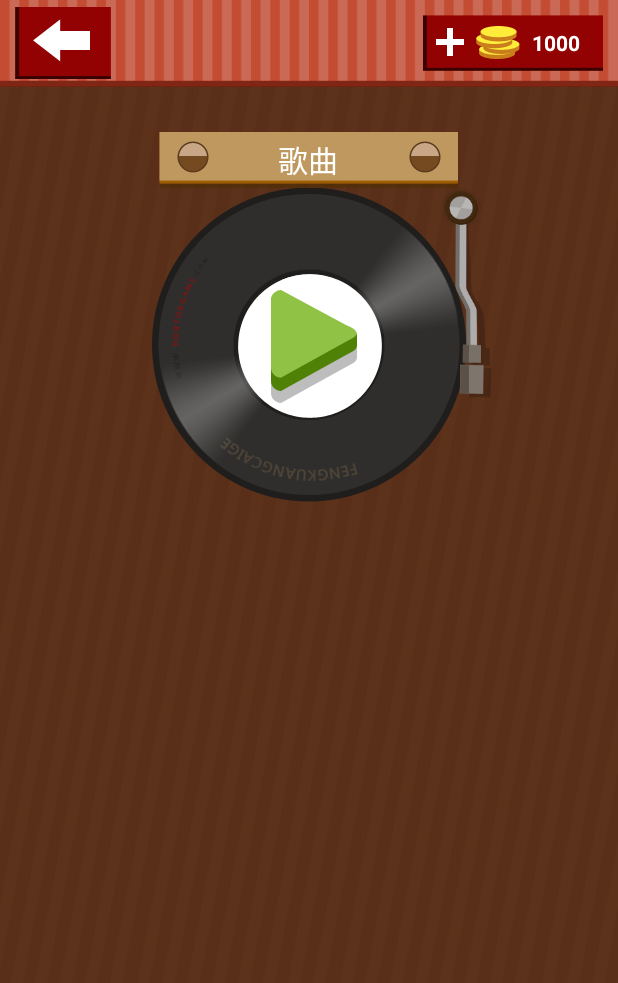
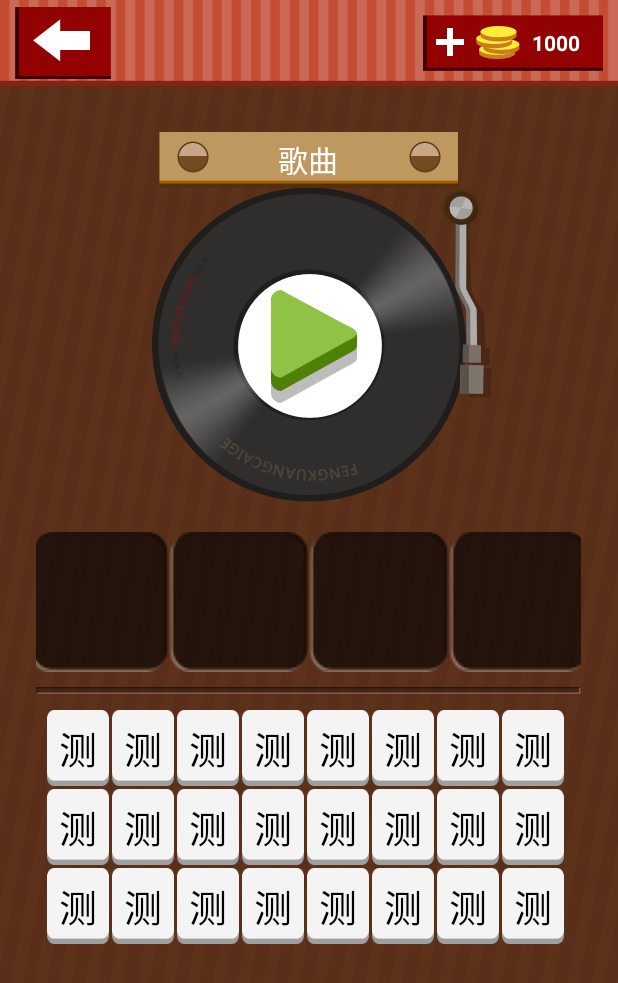
Before and after one commit to wukong696/GuessMusic, an Android app: the screen it shows after launch (MainActivity), on a phone screen of 412 x 824 dp. Shown: the top 983 px of the screen. Run offline under Robolectric (Android 15) with nearby library versions, the phone set to English and light mode, and no system bars.

Commit message:
增加待选文本框和已选文本框界面

```diff
--- a/app/src/main/java/com/example/yue/gm/MainActivity.java
+++ b/app/src/main/java/com/example/yue/gm/MainActivity.java
@@ -2,14 +2,22 @@ package com.example.yue.gm;
 
 import android.app.Activity;
 
+import android.graphics.Color;
 import android.os.Bundle;
 import android.view.View;
 import android.view.animation.Animation;
 import android.view.animation.AnimationUtils;
 import android.view.animation.LinearInterpolator;
+import android.widget.Button;
 import android.widget.ImageButton;
 import android.widget.ImageView;
-import android.widget.Toast;
+import android.widget.LinearLayout;
+
+import java.util.ArrayList;
+
+import model.WordButton;
+import myui.MyGridView;
+import util.Util;
 
 public class MainActivity extends Activity {
 
@@ -33,12 +41,31 @@ public class MainActivity extends Activity {
     private ImageView mViewPan;
     private ImageView mViewPanbar;
 
+    //文字框容器
+    private ArrayList<WordButton> mAllWords;
+
+    //已选框文字容器
+    private ArrayList<WordButton> mBtnSelectWords;
+
+    //待选文本框
+    private MyGridView mMygridView;
+
+    //已选文本框
+    private LinearLayout mViewWordsCantainer;
+
 
 
     @Override
     protected void onCreate(Bundle savedInstanceState) {
         super.onCreate(savedInstanceState);
         setContentView(R.layout.activity_main);
+
+        mBtnPlaystart = (ImageButton)findViewById(R.id.btn_play_start);
+        mViewPan = (ImageView)findViewById(R.id.pan_1);
+        mViewPanbar = (ImageView)findViewById(R.id.pin_1);
+        mMygridView = (MyGridView)findViewById(R.id.gridview);//待选文本框
+        mViewWordsCantainer = (LinearLayout)findViewById(R.id.word_select_container);//已选文本框
+
 
         //初始化唱片动画
         mPanAnim = AnimationUtils.loadAnimation(this,R.anim.rotate);
@@ -110,9 +137,7 @@ public class MainActivity extends Activity {
             }
         });
 
-        mBtnPlaystart = (ImageButton)findViewById(R.id.btn_play_start);
-        mViewPan = (ImageView)findViewById(R.id.pan_1);
-        mViewPanbar = (ImageView)findViewById(R.id.pin_1);
+
 
         mBtnPlaystart.setOnClickListener(new View.OnClickListener() {
             //设置播放按钮点击事件
@@ -121,6 +146,15 @@ public class MainActivity extends Activity {
                 hangdlePlayButton();
             }
         });
+
+        //获取更新文本框数据
+        initCurrentStageData();
+    }
+
+    @Override
+    protected void onPause() {
+        mViewPan.clearColorFilter();
+        super.onPause();
     }
 
     //播放动画总方法
@@ -134,4 +168,58 @@ public class MainActivity extends Activity {
         }
 
     }
+
+    private void initCurrentStageData(){
+
+        //初始化已选文字
+        mBtnSelectWords = initWordSelect();
+
+        //创建控件，并且设置宽高
+        LinearLayout.LayoutParams params = new LinearLayout.LayoutParams(140,140);
+
+        for (int i = 0;i <mBtnSelectWords.size();i++){
+            mViewWordsCantainer.addView(mBtnSelectWords.get(i).mViewButton,params);//创建Button控件
+        }
+
+
+        //获取数据
+        mAllWords = initAllword();
+        //更新数据-MyGridView
+        mMygridView.updateData(mAllWords);
+    }
+
+
+    //初始化待选文字框
+    private ArrayList<WordButton> initAllword(){
+        ArrayList<WordButton> data = new ArrayList<WordButton>();
+
+        //获取所有待选文字
+        //相应方法
+        for (int i = 0; i < MyGridView.COUNTS_WORD ; i++){
+            WordButton button = new WordButton();
+            button.mWordString = "测";
+            data.add(button);
+        }
+            return data;
+    }
+
+    //初始化已选文字框
+    private ArrayList<WordButton> initWordSelect(){
+        ArrayList<WordButton> data = new ArrayList<WordButton>();
+
+        for (int i = 0; i < 4;i ++){
+            View view = Util.getView(MainActivity.this,R.layout.self_ui_gridview_item);
+
+            WordButton holder = new WordButton();
+
+            holder.mViewButton = (Button)view.findViewById(R.id.item_btn);
+            holder.mViewButton.setTextColor(Color.WHITE);
+            holder.mViewButton.setText("");
+            holder.mIsVisiable = false;
+            holder.mViewButton.setBackgroundResource(R.drawable.game_wordblank);
+
+            data.add(holder);
+        }
+        return data;
+    }
 }
--- /dev/null
+++ b/app/src/main/java/model/WordButton.java
@@ -0,0 +1,17 @@
+package model;
+
+import android.widget.Button;
+
+public class WordButton {
+    public int mindex; //定义按钮索引
+    public boolean mIsVisiable; // 定义按钮可见性
+    public String mWordString; // 定位按钮显示文字
+
+    public Button mViewButton;
+
+    public WordButton(){
+        //初始化相关设置
+        mIsVisiable = true;
+        mWordString = "";
+    }
+}
--- /dev/null
+++ b/app/src/main/java/myui/MyGridView.java
@@ -0,0 +1,97 @@
+package myui;
+
+import android.content.Context;
+import android.util.AttributeSet;
+import android.view.View;
+import android.view.ViewGroup;
+import android.widget.BaseAdapter;
+import android.widget.Button;
+import android.widget.GridView;
+
+import com.example.yue.gm.R;
+
+import java.util.ArrayList;
+
+
+import model.WordButton;
+import util.Util;
+
+public class MyGridView extends GridView {
+
+    //定义字数
+    public final static int COUNTS_WORD = 24;
+
+    //定义一个装字的数据容器
+    private ArrayList<WordButton> mArrayList = new ArrayList<WordButton>();
+    //定义一个adapter
+    private MyGridAdapter mAdapter;
+
+    //定义一个context
+    private Context mContext;
+
+    public MyGridView(Context context, AttributeSet attributeSet){
+        super(context,attributeSet);
+
+        mContext = context;
+
+        //将adapter和view关联
+        mAdapter = new MyGridAdapter();
+        this.setAdapter(mAdapter);
+
+    }
+
+    public void updateData(ArrayList<WordButton>list){
+        mArrayList = list;
+
+        //重新设置数据源
+        setAdapter(mAdapter);
+    }
+
+
+    //定义adapter
+    class MyGridAdapter extends BaseAdapter{
+        @Override
+        public int getCount(){
+            //查看adapter的数据集有多少项
+            return mArrayList.size();
+        }
+
+        @Override
+        public Object getItem(int pos) {
+            //当前选择adapter的位置（对象）相关联的数据
+            return mArrayList.get(pos);
+        }
+
+        @Override
+        public long getItemId(int pos) {
+            //获取列表中指定位置的行ID
+            return pos;
+        }
+        @Override
+        public View getView(int pos, View v, ViewGroup p){
+            //获取一个view，并且将对应位置的数据显示在上面
+            //1.当前选择项。2.对应的view 3.view所在的组
+            WordButton holder;
+
+            if(v == null){//判断是否创建了
+                v = Util.getView(mContext, R.layout.self_ui_gridview_item);
+
+                holder = mArrayList.get(pos);
+                holder.mindex = pos;
+                holder.mViewButton = (Button)v.findViewById(R.id.item_btn);
+
+                v.setTag(holder);
+            }else {
+                holder = (WordButton)v.getTag();
+
+            }
+            holder.mViewButton.setText(holder.mWordString);//设置显示文字
+            return v;
+
+
+        }
+    }
+
+
+
+}
--- /dev/null
+++ b/app/src/main/java/util/Util.java
@@ -0,0 +1,14 @@
+package util;
+
+import android.content.Context;
+import android.view.LayoutInflater;
+import android.view.View;
+
+public class Util {
+    public static View getView(Context context,int layoutId){
+        LayoutInflater inflater = (LayoutInflater)context.getSystemService(Context.LAYOUT_INFLATER_SERVICE);
+        View layout = inflater.inflate(layoutId,null);
+        return layout;
+    }
+
+}
--- /dev/null
+++ b/app/src/main/res/drawable/word_button_icon.xml
@@ -0,0 +1,6 @@
+<?xml version="1.0" encoding="utf-8"?>
+<selector xmlns:android="http://schemas.android.com/apk/res/android">
+    <item android:state_pressed="true" android:drawable="@drawable/game_word1"/>
+    <item android:drawable="@drawable/game_word0"/>
+
+</selector>
--- a/app/src/main/res/layout/activity_main.xml
+++ b/app/src/main/res/layout/activity_main.xml
@@ -16,5 +16,8 @@
         <!--唱片-->
         <include layout = "@layout/pan_layout"/>
 
+        <!--文本框-->
+        <include layout="@layout/name_select"/>
+
     </LinearLayout>
 </FrameLayout>
--- /dev/null
+++ b/app/src/main/res/layout/name_select.xml
@@ -0,0 +1,37 @@
+<?xml version="1.0" encoding="utf-8"?>
+<LinearLayout xmlns:android = "http://schemas.android.com/apk/res/android"
+    android:layout_width="wrap_content"
+    android:layout_height="match_parent"
+    android:layout_marginTop="20dp"
+    android:orientation="vertical">
+
+    <LinearLayout
+        android:id="@+id/word_select_container"
+        android:layout_width="match_parent"
+        android:layout_height="wrap_content"
+        android:layout_marginBottom="10dp"
+        android:gravity="center_horizontal">
+    </LinearLayout>
+
+    <ImageView
+        android:id="@+id/imageView1"
+        android:layout_width="wrap_content"
+        android:layout_height="wrap_content"
+        android:background="@drawable/game_line"/>
+
+    <myui.MyGridView
+        android:id="@+id/gridview"
+        android:layout_width="match_parent"
+        android:layout_height="match_parent"
+        android:layout_marginTop="5dp"
+        android:layout_weight="1"
+        android:gravity="center"
+        android:horizontalSpacing="2dp"
+        android:numColumns="8"
+        android:orientation = "vertical"
+        android:paddingLeft="2dp"
+        android:paddingRight="2dp"
+        android:verticalSpacing="2dp"
+        >
+    </myui.MyGridView>
+</LinearLayout>
--- /dev/null
+++ b/app/src/main/res/layout/self_ui_gridview_item.xml
@@ -0,0 +1,9 @@
+<?xml version="1.0" encoding="utf-8"?>
+<Button xmlns:android="http://schemas.android.com/apk/res/android"
+    android:id="@+id/item_btn"
+    android:layout_width="wrap_content"
+    android:layout_height="wrap_content"
+    android:background="@drawable/word_button_icon"
+    android:text="d"
+    android:textColor="#000"
+    android:textSize="25sp"/>
--- a/app/src/main/res/values/colors.xml
+++ b/app/src/main/res/values/colors.xml
@@ -3,4 +3,5 @@
     <color name="colorPrimary">#3F51B5</color>
     <color name="colorPrimaryDark">#303F9F</color>
     <color name="colorAccent">#FF4081</color>
+
 </resources>
--- a/app/src/main/res/values/styles.xml
+++ b/app/src/main/res/values/styles.xml
@@ -6,6 +6,7 @@
         <item name="colorPrimary">@color/colorPrimary</item>
         <item name="colorPrimaryDark">@color/colorPrimaryDark</item>
         <item name="colorAccent">@color/colorAccent</item>
+
     </style>
 
 </resources>
```
